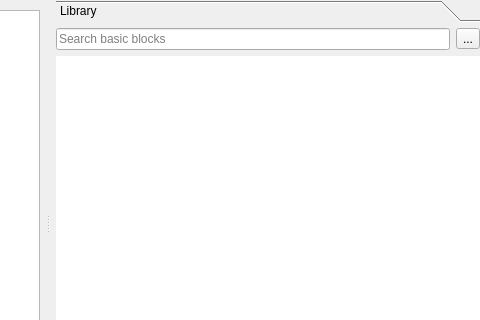
Before: the Qt Designer form src/VeraGrid/Gui/DynamicModelEditor/block_editor.ui in JordiBejarUPC/veragrid-hvdc-bipolar-pfc, drawn with Qt 5; both pictures show x 384 to 864 and y 0 to 320 of the 864 by 446 pixel window.
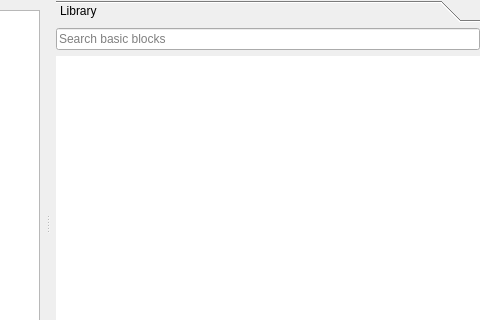
After: the same form once the commit is applied. Icons and pictures are not drawn.

Commit message: Removed useless search buttons

```diff
--- a/src/VeraGrid/Gui/DynamicModelEditor/block_editor.ui
+++ b/src/VeraGrid/Gui/DynamicModelEditor/block_editor.ui
@@ -156,13 +156,6 @@
                     </property>
                    </widget>
                   </item>
-                  <item>
-                   <widget class="QToolButton" name="librarySearchButton">
-                    <property name="text">
-                     <string>...</string>
-                    </property>
-                   </widget>
-                  </item>
                  </layout>
                 </widget>
                </item>
```
Left out of the diff: 6 changed lines with no effect on the pictures. The commit also changes 5 other files.
